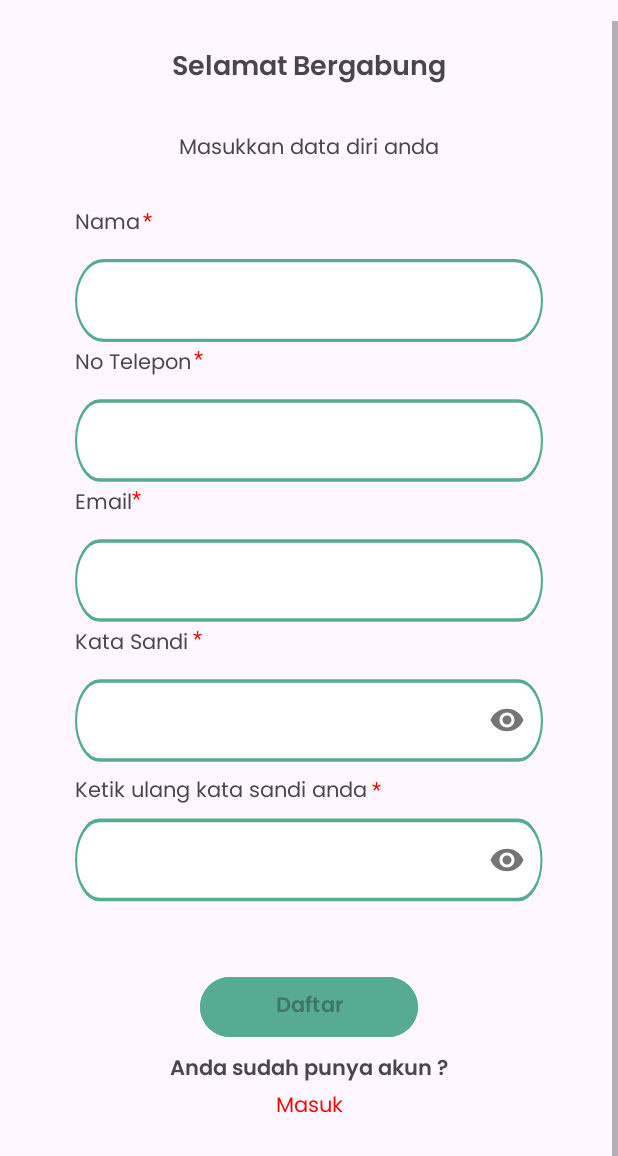
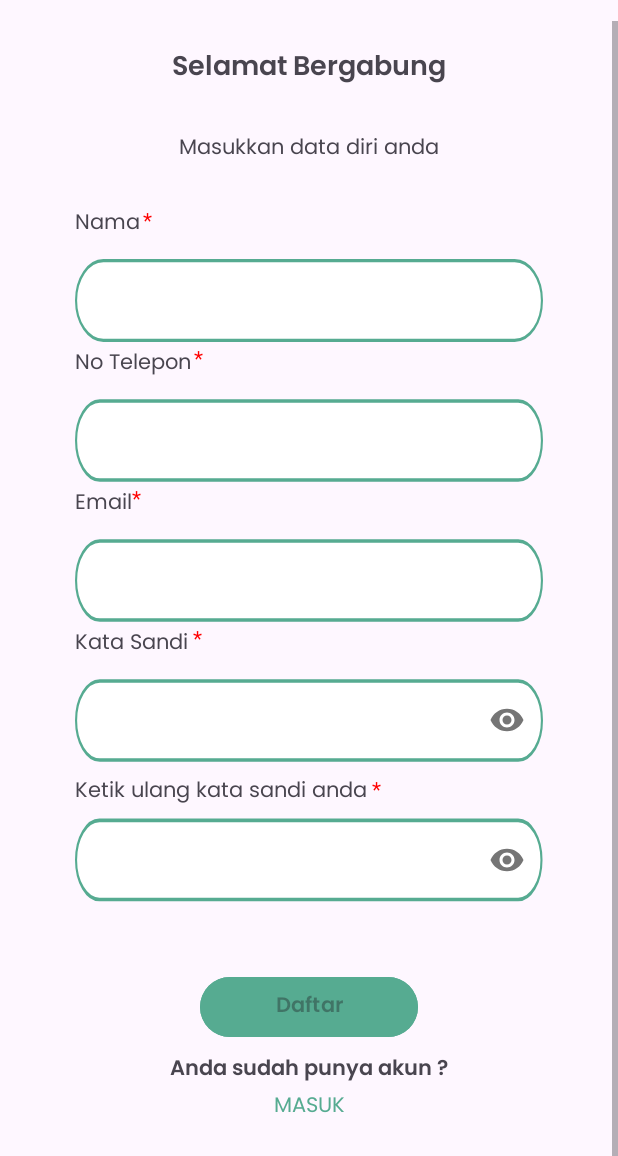
Before and after one commit to Keep-IN/Pijet.In, an Android app: the SignUp screen opened directly, with no data from a screen before it, scrolled down 73 dp, on a phone screen of 412 x 824 dp, the part 80-1236 px from its top. Run offline under Robolectric (Android 15) with nearby library versions, the phone set to English and light mode, and no system bars.

```diff
--- a/app/src/main/res/layout/activity_sign_up.xml
+++ b/app/src/main/res/layout/activity_sign_up.xml
@@ -138,8 +138,8 @@
                 android:layout_height="wrap_content"
                 android:layout_marginBottom="20dp"
                 android:fontFamily="@font/poppins_regular"
-                android:text="Masuk"
-                android:textColor="#FF0000"
+                android:text="MASUK"
+                android:textColor="#56AB91"
                 app:layout_constraintBottom_toBottomOf="parent"
                 app:layout_constraintEnd_toEndOf="@+id/tPiw15"
                 app:layout_constraintStart_toStartOf="@+id/tPiw15"
```
